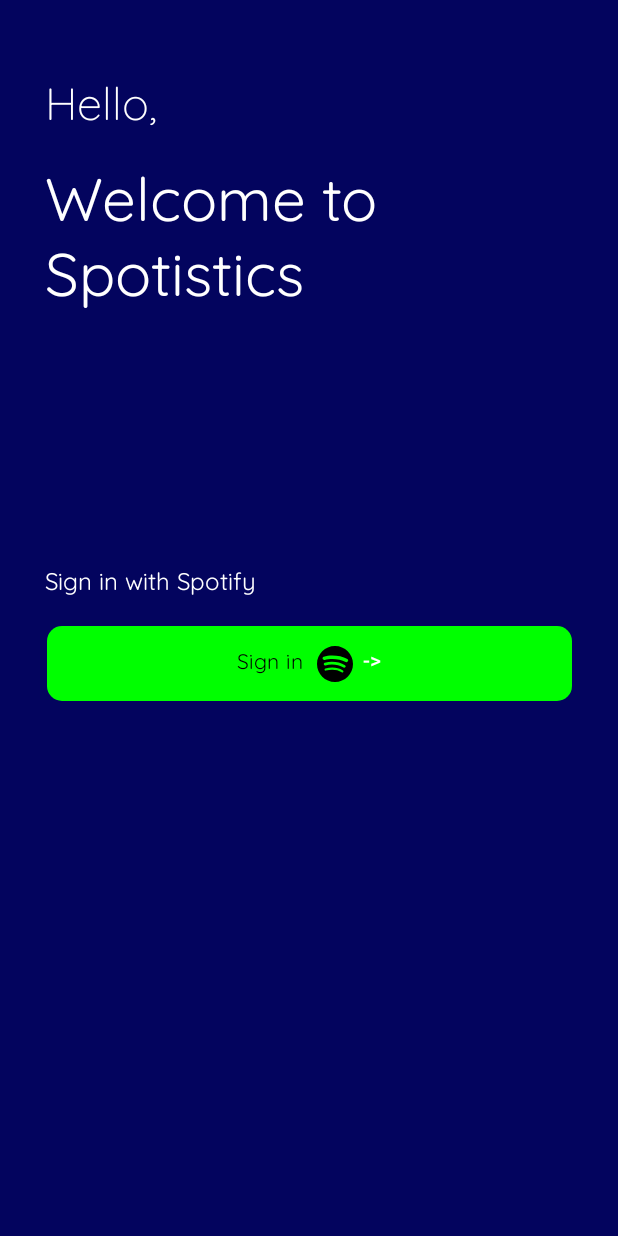
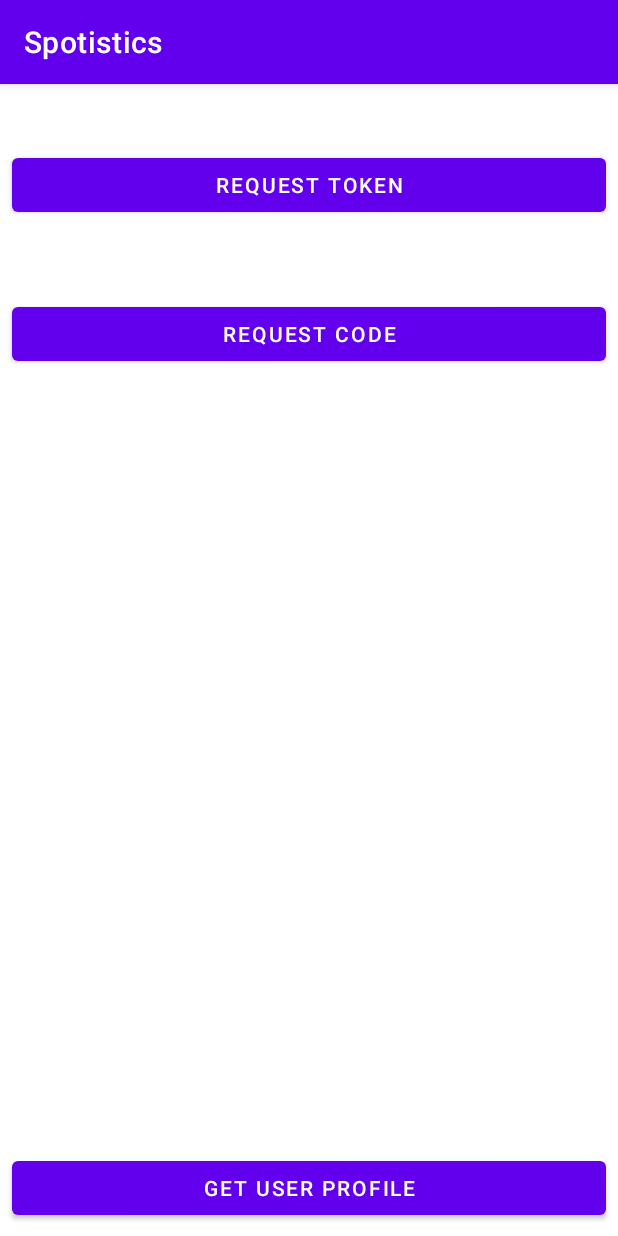
Before and after one commit to Timothy-C/CS446Project, an Android app built with Jetpack Compose: the screen it shows after launch (MainActivity), on a phone screen of 412 x 824 dp. Run offline under Robolectric (Android 15) with nearby library versions, the phone set to English and light mode, and no system bars; libraries missing offline, so code that uses them is left out: com.spotify.android, com.spotify.sdk.

Commit message:
add spotify auth functions

```diff
--- a/app/build.gradle.kts
+++ b/app/build.gradle.kts
@@ -55,7 +55,7 @@
 }
 
 dependencies {
-    implementation("androidx.compose.foundation:foundation-desktop:1.6.4")
+//    implementation("androidx.compose.foundation:foundation-desktop:1.6.4")
     val nav_version = "2.7.7"
     implementation ("io.coil-kt:coil-compose:1.3.2")
     implementation("androidx.core:core-ktx:1.12.0")
--- /dev/null
+++ b/app/src/main/res/layout/activity_main.xml
@@ -0,0 +1,88 @@
+<?xml version="1.0" encoding="utf-8"?>
+<!--
+    Copyright (c) 2015-2018 Spotify AB
+
+    Licensed to the Apache Software Foundation (ASF) under one
+    or more contributor license agreements.  See the NOTICE file
+    distributed with this work for additional information
+    regarding copyright ownership.  The ASF licenses this file
+    to you under the Apache License, Version 2.0 (the
+    "License"); you may not use this file except in compliance
+    with the License.  You may obtain a copy of the License at
+
+    http://www.apache.org/licenses/LICENSE-2.0
+
+    Unless required by applicable law or agreed to in writing,
+    software distributed under the License is distributed on an
+    "AS IS" BASIS, WITHOUT WARRANTIES OR CONDITIONS OF ANY
+    KIND, either express or implied.  See the License for the
+    specific language governing permissions and limitations
+    under the License.
+-->
+<androidx.coordinatorlayout.widget.CoordinatorLayout
+    xmlns:android="http://schemas.android.com/apk/res/android"
+    xmlns:tools="http://schemas.android.com/tools"
+    android:id="@+id/activity_main"
+    android:layout_width="match_parent"
+    android:layout_height="match_parent"
+    tools:context="com.spotify.sdk.android.authentication.sample.MainActivity">
+
+    <LinearLayout
+        android:layout_width="match_parent"
+        android:layout_height="match_parent"
+        android:orientation="vertical">
+
+        <TextView
+            android:id="@+id/token_text_view"
+            android:layout_width="match_parent"
+            android:layout_height="wrap_content"
+            android:layout_margin="8dp"
+            tools:text="Token: 089d841ccc194c10a77afad9e1c11d54" />
+
+        <Button
+            android:layout_width="match_parent"
+            android:layout_height="wrap_content"
+            android:layout_margin="8dp"
+            android:onClick="onRequestTokenClicked"
+            android:text="Request Token" />
+
+        <TextView
+            android:id="@+id/code_text_view"
+            android:layout_width="match_parent"
+            android:layout_height="wrap_content"
+            android:layout_margin="8dp"
+            tools:text="Code: 089d841ccc194c10a77afad9e1c11d54" />
+
+        <Button
+            android:layout_width="match_parent"
+            android:layout_height="wrap_content"
+            android:layout_margin="8dp"
+            android:onClick="onRequestCodeClicked"
+            android:text="Request Code" />
+
+        <ScrollView
+            android:layout_width="match_parent"
+            android:layout_height="match_parent"
+            android:layout_margin="8dp"
+            android:layout_weight="1">
+
+            <TextView
+                android:id="@+id/response_text_view"
+                android:layout_width="match_parent"
+                android:layout_height="wrap_content"
+                android:textSize="10sp"
+                tools:text="Line 1\nLine 2\nLine 3" />
+
+        </ScrollView>
+
+        <Button
+            android:id="@+id/button3"
+            android:layout_width="match_parent"
+            android:layout_height="wrap_content"
+            android:layout_margin="8dp"
+            android:onClick="onGetUserProfileClicked"
+            android:text="Get User Profile" />
+
+    </LinearLayout>
+
+</androidx.coordinatorlayout.widget.CoordinatorLayout>
--- a/app/src/main/res/values/colors.xml
+++ b/app/src/main/res/values/colors.xml
@@ -7,4 +7,5 @@
     <color name="teal_700">#FF018786</color>
     <color name="black">#FF000000</color>
     <color name="white">#FFFFFFFF</color>
+    <color name="colorAccent">#FF4081</color>
 </resources>
--- a/app/src/main/res/values/strings.xml
+++ b/app/src/main/res/values/strings.xml
@@ -4,4 +4,7 @@
     <string name="title_dashboard">Dashboard</string>
     <string name="title_notifications">Notifications</string>
     <string name="title_activity_home_screen">HomeScreen</string>
+    <string name="warning_need_token">You need to request an access token first</string>
+    <string name="code">Code: %1$s</string>
+    <string name="token">Access Token: %1$s</string>
 </resources>
```
Also changed, not shown: app/src/main/java/com/example/spotistics/MainActivity.kt (+134 -6 lines), app/src/main/java/com/example/spotistics/UserStatistics.kt (+21 -20 lines), app/src/main/res/values/spotify-strings.xml (added, +25 -0 lines).
